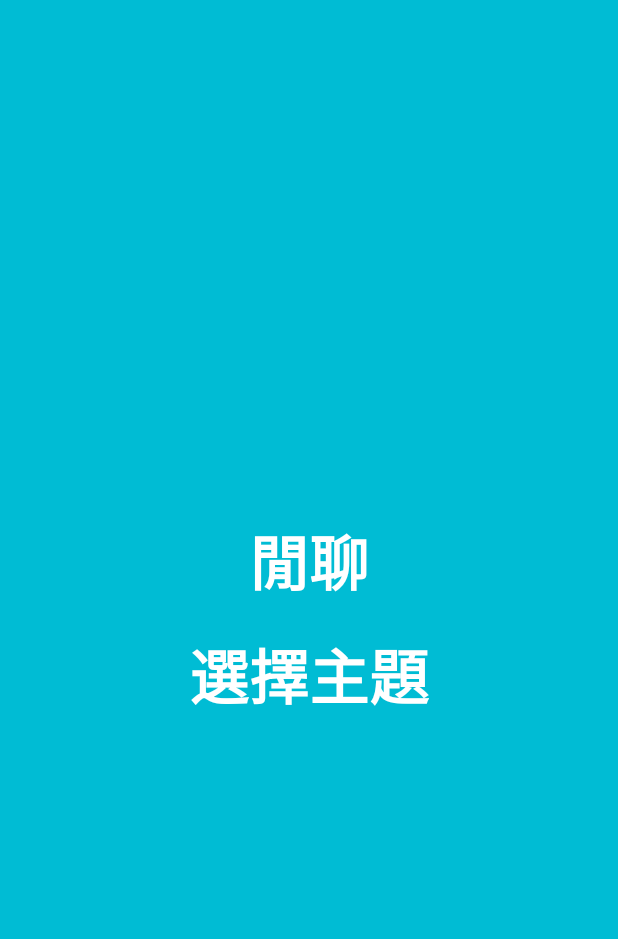
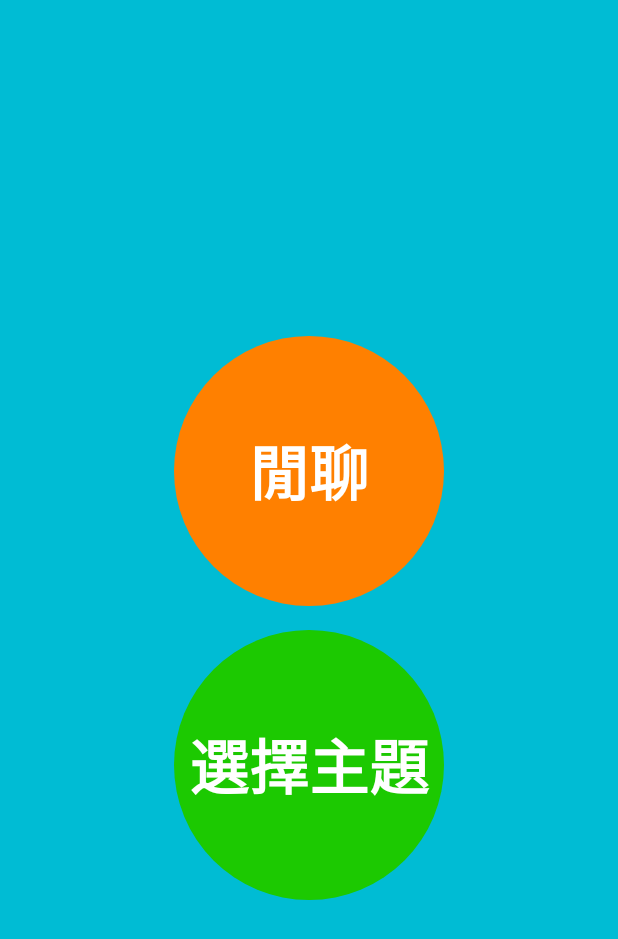
Before and after one commit to yichunyen/lihao4codeimpac, an Android app: the fragment SelectTopicFragment shown on its own in the app's theme, on a phone screen of 412 x 824 dp. Shown: the top 939 px of the screen. Run offline under Robolectric (Android 15) with nearby library versions, the phone set to English and light mode, and no system bars.

Commit message:
Revision: selecting the topic

```diff
--- a/app/src/main/java/angelhacktaipei/project/yen/lihao/SelectTopicFragment.java
+++ b/app/src/main/java/angelhacktaipei/project/yen/lihao/SelectTopicFragment.java
@@ -7,6 +7,7 @@ import android.util.Log;
 import android.view.LayoutInflater;
 import android.view.View;
 import android.view.ViewGroup;
+import android.widget.ImageView;
 import android.widget.LinearLayout;
 import android.widget.TextView;
 
@@ -19,6 +20,7 @@ public class SelectTopicFragment extends Fragment {
     private LinearLayout llTop;
     private LinearLayout llCenter;
     private LinearLayout llBottom;
+    private ImageView imvTopic;
     private OnSelectTopicListener OnSelectTopicListener;
     @Override
     public View onCreateView(LayoutInflater inflater, ViewGroup container, Bundle savedInstanceState) {
@@ -31,12 +33,17 @@ public class SelectTopicFragment extends Fragment {
         tvStartChat = (TextView) view.findViewById(R.id.fragment_select_topic_tv_start_chat);
         tvSelectTopic = (TextView) view.findViewById(R.id.fragment_select_topic_tv_select_topic);
         llTop = (LinearLayout) view.findViewById(R.id.fragment_select_topic_ll_topic_upper);
-        llCenter = (LinearLayout)view.findViewById(R.id.fragment_select_topic_ll_topic_center);
-        llBottom = (LinearLayout) view.findViewById(R.id.fragment_select_topic_ll_topic_bottom);
+//        llCenter = (LinearLayout)view.findViewById(R.id.fragment_select_topic_ll_topic_center);
+//        llBottom = (LinearLayout) view.findViewById(R.id.fragment_select_topic_ll_topic_bottom);
+        imvTopic = (ImageView) view.findViewById(R.id.fragment_select_topic_imv);
         initListener();
     }
 
     private void initListener(){
+//        Glide.with(this)
+//                .load(R.drawable.topic)
+//                .placeholder(R.color.foreBackground)
+//                .into(imvTopic);
         tvStartChat.setOnClickListener(new View.OnClickListener() {
             @Override
             public void onClick(View v) {
@@ -59,35 +66,35 @@ public class SelectTopicFragment extends Fragment {
             }
         });
 
-        llCenter.setOnClickListener(new View.OnClickListener() {
-            @Override
-            public void onClick(View v) {
-                OnSelectTopicListener.onClickChat();
-            }
-        });
-
-        llBottom.setOnClickListener(new View.OnClickListener() {
-            @Override
-            public void onClick(View v) {
-                OnSelectTopicListener.onClickChat();
-            }
-        });
+//        llCenter.setOnClickListener(new View.OnClickListener() {
+//            @Override
+//            public void onClick(View v) {
+//                OnSelectTopicListener.onClickChat();
+//            }
+//        });
+//
+//        llBottom.setOnClickListener(new View.OnClickListener() {
+//            @Override
+//            public void onClick(View v) {
+//                OnSelectTopicListener.onClickChat();
+//            }
+//        });
     }
 
     private void displayTopicList(){
         tvStartChat.setVisibility(View.GONE);
         tvSelectTopic.setVisibility(View.GONE);
         llTop.setVisibility(View.VISIBLE);
-        llCenter.setVisibility(View.VISIBLE);
-        llBottom.setVisibility(View.VISIBLE);
+//        llCenter.setVisibility(View.VISIBLE);
+//        llBottom.setVisibility(View.VISIBLE);
     }
 
     public void hideTopicList(){
         tvStartChat.setVisibility(View.VISIBLE);
         tvSelectTopic.setVisibility(View.VISIBLE);
         llTop.setVisibility(View.GONE);
-        llCenter.setVisibility(View.GONE);
-        llBottom.setVisibility(View.GONE);
+//        llCenter.setVisibility(View.GONE);
+//        llBottom.setVisibility(View.GONE);
     }
 
     public interface OnSelectTopicListener{
--- /dev/null
+++ b/app/src/main/res/drawable/shape_circle_green.xml
@@ -0,0 +1,7 @@
+<?xml version="1.0" encoding="utf-8"?>
+<shape
+    xmlns:android="http://schemas.android.com/apk/res/android"
+    android:shape="oval">
+    <solid
+        android:color="#1CC901"/>
+</shape>
--- /dev/null
+++ b/app/src/main/res/drawable/shape_circle_orange.xml
@@ -0,0 +1,7 @@
+<?xml version="1.0" encoding="utf-8"?>
+<shape
+    xmlns:android="http://schemas.android.com/apk/res/android"
+    android:shape="oval">
+    <solid
+        android:color="#FF8000"/>
+</shape>
--- a/app/src/main/res/layout/activity_main.xml
+++ b/app/src/main/res/layout/activity_main.xml
@@ -18,5 +18,5 @@
         android:layout_alignParentEnd="true"
         android:padding="@dimen/forth_margin"
         android:src="@drawable/speaker"
-        android:visibility="invisible"/>
+        android:visibility="visible"/>
 </RelativeLayout>
--- a/app/src/main/res/layout/frgment_select_topic.xml
+++ b/app/src/main/res/layout/frgment_select_topic.xml
@@ -6,125 +6,40 @@
 
     <TextView
         android:id="@+id/fragment_select_topic_tv_start_chat"
-        android:layout_width="wrap_content"
-        android:layout_height="wrap_content"
+        android:layout_width="180dp"
+        android:layout_height="180dp"
         android:textColor="@android:color/white"
         android:textSize="@dimen/font_40dp"
         android:text="@string/label_fragment_select_receiver_gender_start_chat"
         android:textStyle="bold"
-        android:layout_marginBottom="@dimen/forth_margin" />
+        android:gravity="center_horizontal|center_vertical"
+        android:background="@drawable/shape_circle_orange"
+        android:layout_marginBottom="@dimen/forth_margin"
+        android:visibility="visible"/>
     <TextView
         android:id="@+id/fragment_select_topic_tv_select_topic"
-        android:layout_width="wrap_content"
-        android:layout_height="wrap_content"
+        android:layout_width="180dp"
+        android:layout_height="180dp"
         android:textColor="@android:color/white"
         android:textSize="@dimen/font_40dp"
+        android:gravity="center_horizontal|center_vertical"
+        android:background="@drawable/shape_circle_green"
         android:text="@string/label_fragment_select_receiver_gender_select_topic"
-        android:textStyle="bold" />
+        android:textStyle="bold"
+        android:visibility="visible"/>
     <LinearLayout
         android:id="@+id/fragment_select_topic_ll_topic_upper"
         android:layout_width="match_parent"
         android:layout_height="wrap_content"
-        android:padding="@dimen/forth_margin"
         android:gravity="center_vertical|center_horizontal"
+        android:layout_marginBottom="96dp"
         android:visibility="gone">
-        <TextView
-            android:layout_width="0dp"
+        <ImageView
+            android:id="@+id/fragment_select_topic_imv"
+            android:layout_width="match_parent"
             android:layout_height="match_parent"
-            android:layout_weight="1"
-            android:textColor="@android:color/white"
-            android:textSize="@dimen/font_40dp"
-            android:text="@string/label_fragment_select_topic_topic1"
-            android:textStyle="bold"
-            android:gravity="center"/>
-        <TextView
-            android:layout_width="0dp"
-            android:layout_height="match_parent"
-            android:layout_weight="1"
-            android:textColor="@android:color/white"
-            android:textSize="@dimen/font_40dp"
-            android:text="@string/label_fragment_select_topic_topic2"
-            android:textStyle="bold"
-            android:gravity="center"/>
-        <TextView
-            android:layout_width="0dp"
-            android:layout_height="match_parent"
-            android:layout_weight="1"
-            android:textColor="@android:color/white"
-            android:textSize="@dimen/font_40dp"
-            android:text="@string/label_fragment_select_topic_topic3"
-            android:textStyle="bold"
-            android:gravity="center"/>
-    </LinearLayout>
-    <LinearLayout
-        android:id="@+id/fragment_select_topic_ll_topic_center"
-        android:layout_width="match_parent"
-        android:layout_height="wrap_content"
-        android:padding="@dimen/forth_margin"
-        android:gravity="center_vertical|center_horizontal"
-        android:visibility="gone">
-        <TextView
-            android:layout_width="0dp"
-            android:layout_height="match_parent"
-            android:layout_weight="1"
-            android:textColor="@android:color/white"
-            android:textSize="@dimen/font_40dp"
-            android:text="@string/label_fragment_select_topic_topic4"
-            android:textStyle="bold"
-            android:gravity="center"/>
-        <TextView
-            android:layout_width="0dp"
-            android:layout_height="match_parent"
-            android:layout_weight="1"
-            android:textColor="@android:color/white"
-            android:textSize="@dimen/font_40dp"
-            android:text="@string/label_fragment_select_topic_topic5"
-            android:textStyle="bold"
-            android:gravity="center"/>
-        <TextView
-            android:layout_width="0dp"
-            android:layout_height="match_parent"
-            android:layout_weight="1"
-            android:textColor="@android:color/white"
-            android:textSize="@dimen/font_40dp"
-            android:text="@string/label_fragment_select_topic_topic6"
-            android:textStyle="bold"
-            android:gravity="center"/>
-    </LinearLayout>
-    <LinearLayout
-        android:id="@+id/fragment_select_topic_ll_topic_bottom"
-        android:layout_width="match_parent"
-        android:layout_height="wrap_content"
-        android:padding="@dimen/forth_margin"
-        android:gravity="center_vertical|center_horizontal"
-        android:visibility="gone">
-        <TextView
-            android:layout_width="0dp"
-            android:layout_height="match_parent"
-            android:layout_weight="1"
-            android:textColor="@android:color/white"
-            android:textSize="@dimen/font_40dp"
-            android:text="@string/label_fragment_select_topic_topic7"
-            android:textStyle="bold"
-            android:gravity="center" />
-        <TextView
-            android:layout_width="0dp"
-            android:layout_height="match_parent"
-            android:layout_weight="1"
-            android:textColor="@android:color/white"
-            android:textSize="@dimen/font_40dp"
-            android:text="@string/label_fragment_select_topic_topic8"
-            android:textStyle="bold"
-            android:gravity="center"/>
-        <TextView
-            android:layout_width="0dp"
-            android:layout_height="wrap_content"
-            android:layout_weight="1"
-            android:textColor="@android:color/white"
-            android:textSize="@dimen/font_40dp"
-            android:text="@string/label_fragment_select_topic_topic9"
-            android:textStyle="bold"
-            android:gravity="center"/>
+            android:adjustViewBounds="true"
+            android:src="@drawable/topic"/>
     </LinearLayout>
 
 </LinearLayout>
```
Also changed, not shown: app/src/main/res/drawable/topic.png (added).
